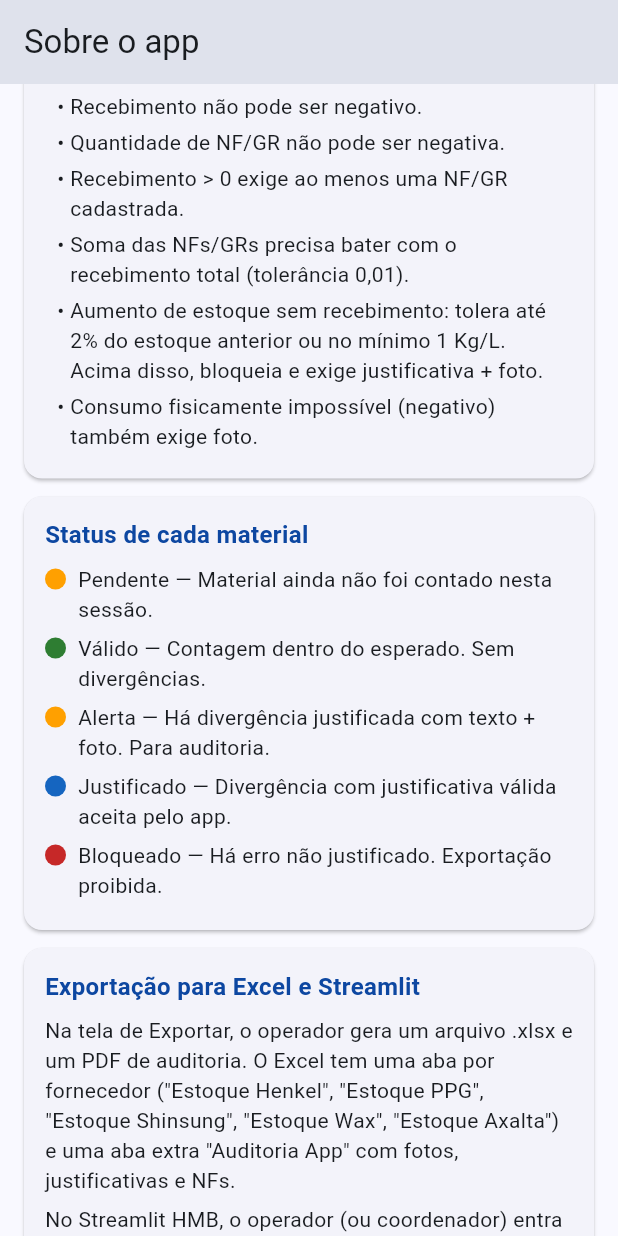
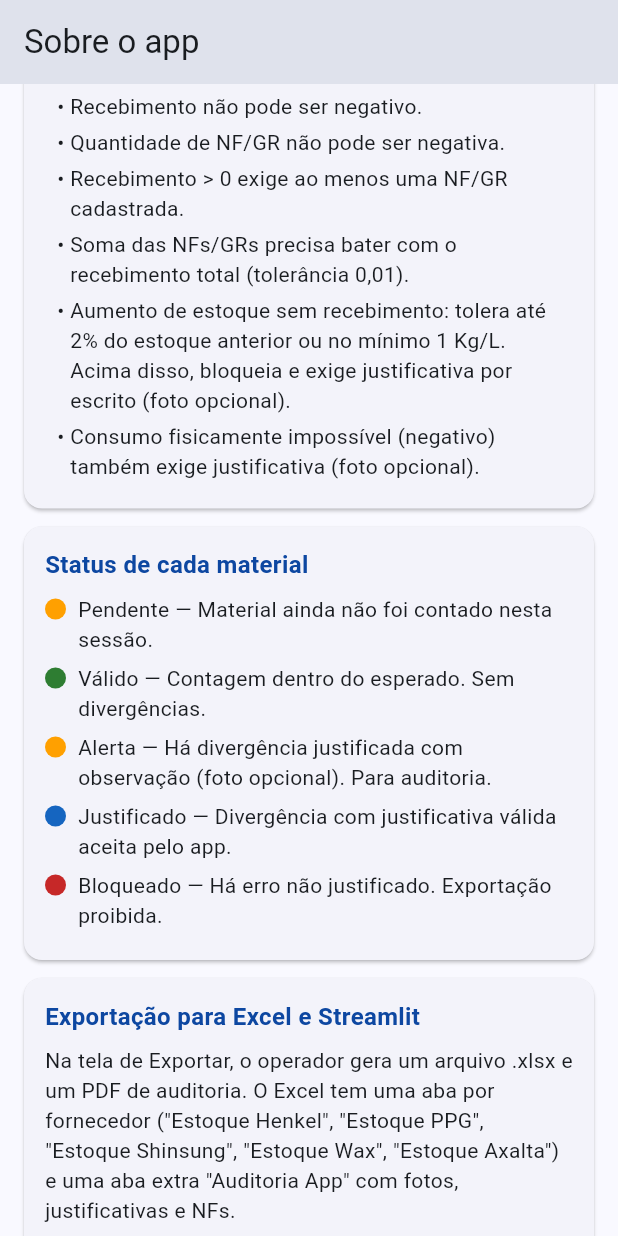
Before and after one commit to hendelsantos/app_contagem_fisica_submaterial, a Flutter app: the SobrePage screen opened by its route, scrolled down 1728 dp, on a phone screen of 412 x 824 dp. Run offline on Flutter 3.47's test engine with Material 3 defaults, Android fonts, the phone set to English and light mode, and no system bars; our stand-ins replace drift, flutter_riverpod, go_router, image_picker, pdf, share_plus; missing offline and left inert: excel; accounts and stored records are empty; generated files the repository leaves out were written again.

Commit message:
v0.3.0: foto da divergência vira opcional
- A divergência de aumento sem recebimento passa a ser considerada
  justificada apenas com a observação escrita (sem exigir foto).
- Substituída a função fotoObrigatoria() por requerJustificativa()
  (usada apenas p/ exibir a seção de justificativa na UI).
- Removido o bloqueio de conclusão que impedia salvar item sem foto.
- Botão 'Anexar foto (opcional)' e textos da tela Sobre atualizados.
- Tests ajustados para a nova função requerJustificativa().
- Bump versão pubspec para 0.3.0+4.

```diff
--- a/contagem_fisica/lib/domain/validacao.dart
+++ b/contagem_fisica/lib/domain/validacao.dart
@@ -87,14 +87,13 @@ ResultadoValidacao validarItem(ItemContagemDTO item, {bool onComplete = true}) {
     final tol = toleranciaAumento(item.estoqueAnterior);
     if (aumento > tol) {
       aumentoSemRecebimento = aumento;
-      final justificado = (item.justificativa != null && item.justificativa!.trim().isNotEmpty) &&
-          (item.justificativaFotoPath != null && item.justificativaFotoPath!.isNotEmpty);
+      final justificado = (item.justificativa != null && item.justificativa!.trim().isNotEmpty);
       avisos.add(
           'Estoque aumentou ${aumento.toStringAsFixed(2)} sem recebimento registrado. Tolerância: ${tol.toStringAsFixed(2)}.');
       if (!justificado) {
         blocos.add(TipoBloqueio.aumentoSemRecebimento);
       } else {
-        avisos.add('Divergência justificada com foto e observação.');
+        avisos.add('Divergência justificada com observação (foto opcional).');
       }
     }
   }
@@ -107,11 +106,13 @@ ResultadoValidacao validarItem(ItemContagemDTO item, {bool onComplete = true}) {
   );
 }
 
-/// Foto é obrigatória quando (item 6.8):
+/// Indica quando a justificativa textual é recomendada/exigida (item 6.8):
 /// - há aumento sem recebimento;
-/// - há diferença grande contra estoque anterior;
-/// - ajuste manual/justificativa.
-bool fotoObrigatoria(ItemContagemDTO item) {
+/// - há consumo fisicamente impossível (negativo);
+/// - já existe justificativa preenchida.
+/// A foto torna-se opcional — apenas a observação escrita é exigida para
+/// considerar a divergência justificada.
+bool requerJustificativa(ItemContagemDTO item) {
   final contado = item.estoqueContado;
   final receb = item.recebimentoTotal;
   if (contado == null || receb == null) return false;
--- a/contagem_fisica/lib/ui/sobre_page.dart
+++ b/contagem_fisica/lib/ui/sobre_page.dart
@@ -186,8 +186,8 @@ class SobrePage extends StatelessWidget {
           'Recebimento > 0 exige ao menos uma NF/GR cadastrada.',
           'Soma das NFs/GRs precisa bater com o recebimento total (tolerância 0,01).',
           'Aumento de estoque sem recebimento: tolera até 2% do estoque anterior '
-            'ou no mínimo 1 Kg/L. Acima disso, bloqueia e exige justificativa + foto.',
-          'Consumo fisicamente impossível (negativo) também exige foto.',
+            'ou no mínimo 1 Kg/L. Acima disso, bloqueia e exige justificativa por escrito (foto opcional).',
+          'Consumo fisicamente impossível (negativo) também exige justificativa (foto opcional).',
         ]),
       ],
     );
@@ -197,7 +197,7 @@ class SobrePage extends StatelessWidget {
     final status = const [
       ('Pendente', 'Material ainda não foi contado nesta sessão.', Color(0xFFFFA000)),
       ('Válido', 'Contagem dentro do esperado. Sem divergências.', Color(0xFF2E7D32)),
-      ('Alerta', 'Há divergência justificada com texto + foto. Para auditoria.', Color(0xFFFFA000)),
+      ('Alerta', 'Há divergência justificada com observação (foto opcional). Para auditoria.', Color(0xFFFFA000)),
       ('Justificado', 'Divergência com justificativa válida aceita pelo app.', Color(0xFF1565C0)),
       ('Bloqueado', 'Há erro não justificado. Exportação proibida.', Color(0xFFC62828)),
     ];
--- a/contagem_fisica/pubspec.yaml
+++ b/contagem_fisica/pubspec.yaml
@@ -1,7 +1,7 @@
 name: contagem_fisica
 description: "App Flutter offline de contagem física de materiais (anti-erro) com exportação Excel compatível com o Streamlit HMB."
 publish_to: 'none'
-version: 0.2.0+3
+version: 0.3.0+4
 
 environment:
   sdk: ^3.5.0
```
Also changed, not shown: contagem_fisica/lib/ui/material_page.dart (+4 -15 lines), 1 other file.
